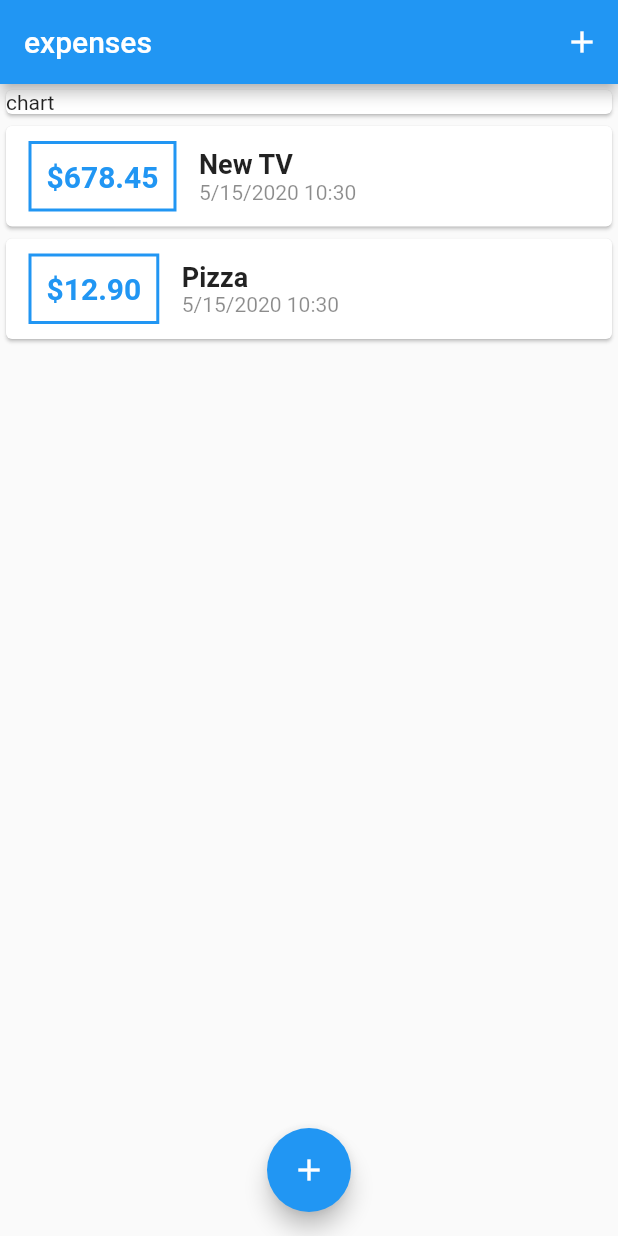
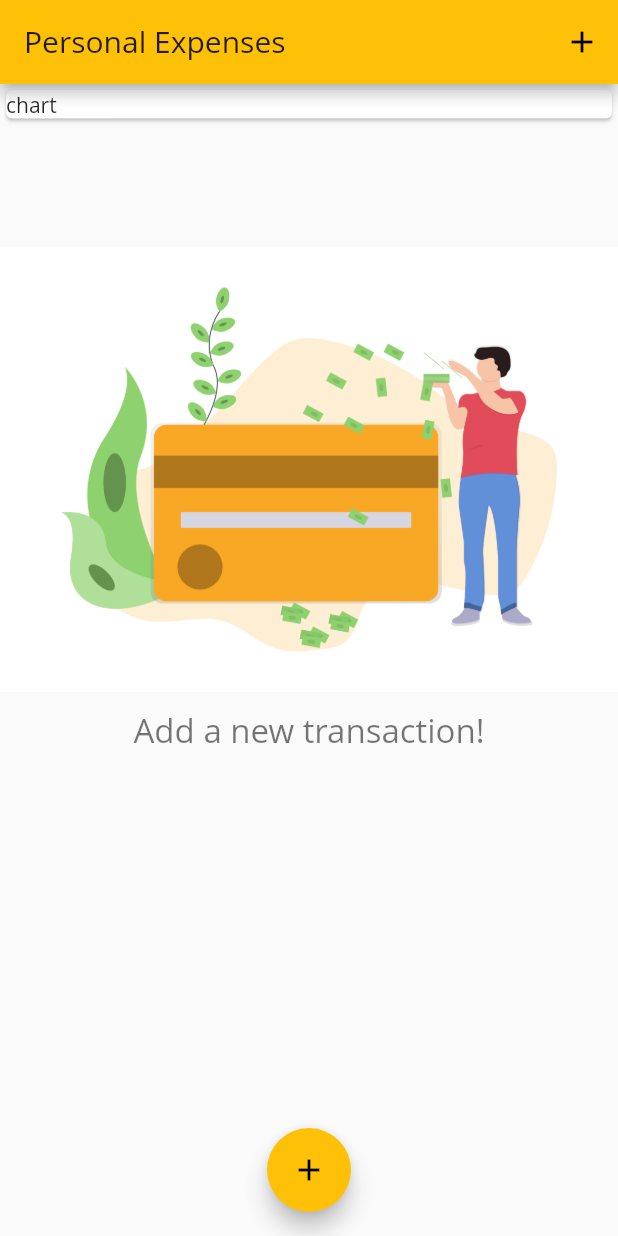
Before and after one commit to jalalazimi/flutter-expenses, a Flutter app: the screen it shows after launch, on a phone screen of 412 x 824 dp. Run offline on Flutter 3.47's test engine with Material 2 defaults, Android fonts, the phone set to English and light mode, and no system bars.

```diff
--- a/lib/main.dart
+++ b/lib/main.dart
@@ -12,7 +12,14 @@ class MyApp extends StatelessWidget {
   Widget build(BuildContext context) {
     return MaterialApp(
         debugShowCheckedModeBanner: false,
-        title: 'Expenses App',
+        title: 'Personal Expenses',
+        theme: ThemeData(
+          primarySwatch: Colors.amber,
+          fontFamily: "OpenSans",
+          textTheme: TextTheme(
+            headline5: TextStyle(fontSize: 22, color: Colors.black54),
+          ),
+        ),
         home: MyHomePage());
   }
 }
@@ -23,11 +30,7 @@ class MyHomePage extends StatefulWidget {
 }
 
 class _MyHomePageState extends State<MyHomePage> {
-  final List<Transaction> _userTransactions = [
-    Transaction(
-        id: 't1', title: 'New TV', amount: 678.45, date: DateTime.now()),
-    Transaction(id: 't2', title: 'Pizza', amount: 12.90, date: DateTime.now())
-  ];
+  final List<Transaction> _userTransactions = [];
 
   void _addNewTransaction(String title, double amount) {
     final newTx = Transaction(
@@ -59,11 +62,10 @@ class _MyHomePageState extends State<MyHomePage> {
   Widget build(BuildContext context) {
     return Scaffold(
       appBar: AppBar(
-        title: Text("expenses"),
+        title: Text("Personal Expenses"),
         actions: <Widget>[
           IconButton(
             icon: Icon(Icons.add),
-            color: Colors.white,
             onPressed: () => startAddNewTransaction(context),
           )
         ],
--- a/lib/widgets/transaction_list.dart
+++ b/lib/widgets/transaction_list.dart
@@ -12,7 +12,19 @@ class TransactionList extends StatelessWidget {
   Widget build(BuildContext context) {
     return Container(
         height: 500,
-        child: ListView.builder(
+        child: userTransactions.isEmpty
+            ? Column(
+                mainAxisAlignment: MainAxisAlignment.center,
+                children: <Widget>[
+                  Image.asset('assets/images/waiting.png'),
+                  SizedBox(height: 10,),
+                  Text(
+                    "Add a new transaction!",
+                    style: Theme.of(context).textTheme.headline5,
+                  )
+                ],
+              )
+            : ListView.builder(
                 itemBuilder: (ctx, index) {
                   return Card(
                       child: Row(
@@ -23,23 +35,29 @@ class TransactionList extends StatelessWidget {
                           style: TextStyle(
                               fontWeight: FontWeight.bold,
                               fontSize: 20,
-                        color: Colors.blue),
+                              color: Theme.of(context).primaryColorDark),
                         ),
-                  margin: EdgeInsets.symmetric(vertical: 10, horizontal: 15),
-                  padding: EdgeInsets.all(10),
+                        margin:
+                            EdgeInsets.symmetric(vertical: 8, horizontal: 16),
+                        padding: EdgeInsets.all(8),
                         decoration: BoxDecoration(
-                      border: Border.all(color: Colors.blue, width: 2)),
+                            borderRadius: BorderRadius.circular(4),
+                            border: Border.all(
+                                color: Theme.of(context).primaryColorDark,
+                                width: 1)),
                       ),
                       Column(
                         crossAxisAlignment: CrossAxisAlignment.start,
                         children: <Widget>[
                           Text(
                             userTransactions[index].title,
-                      style:
-                          TextStyle(fontWeight: FontWeight.bold, fontSize: 18),
+                            style: TextStyle(
+                                fontWeight: FontWeight.bold, fontSize: 18),
                           ),
                           Text(
-                      DateFormat.yMd().add_Hm().format(userTransactions[index].date),
+                            DateFormat.yMd()
+                                .add_Hm()
+                                .format(userTransactions[index].date),
                             style: TextStyle(color: Colors.black45),
                           )
                         ],
```
Also changed, not shown: pubspec.yaml (+10 -1 lines), assets/fonts/OpenSans-Bold.ttf (added), assets/fonts/OpenSans-BoldItalic.ttf (added), assets/fonts/OpenSans-ExtraBold.ttf (added), assets/fonts/OpenSans-Italic.ttf (added), assets/fonts/OpenSans-Light.ttf (added), assets/fonts/OpenSans-Regular.ttf (added), assets/fonts/OpenSans-SemiBold.ttf (added), assets/images/waiting.png (added). Lines whose indentation alone changed are shown as unchanged.
